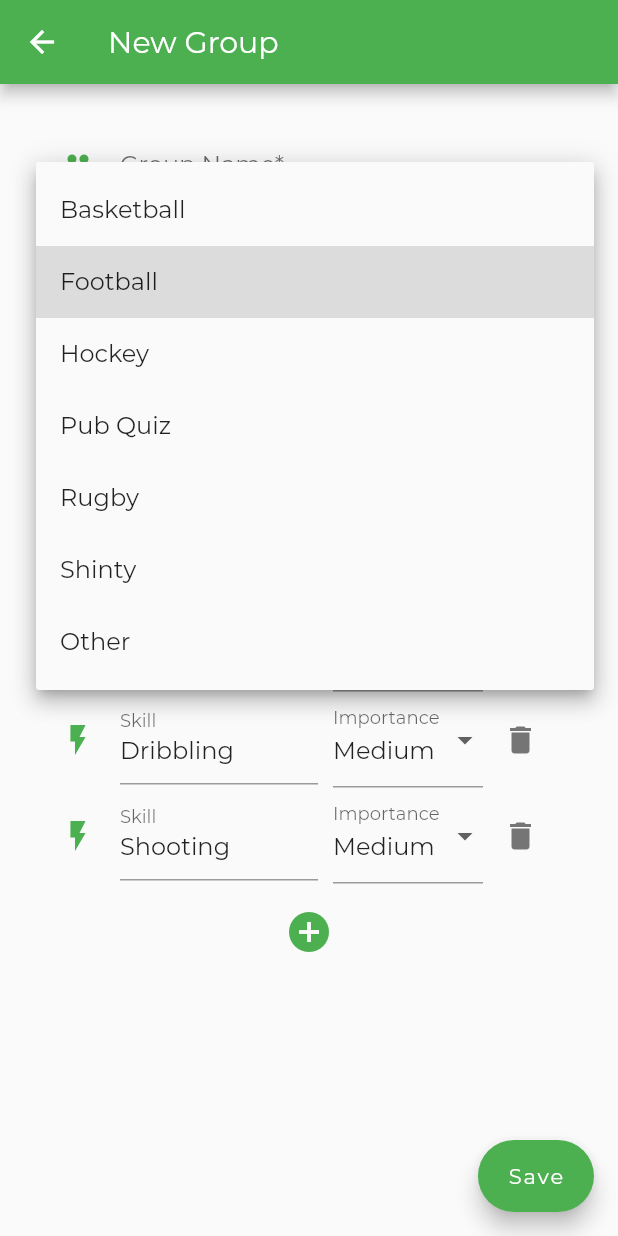
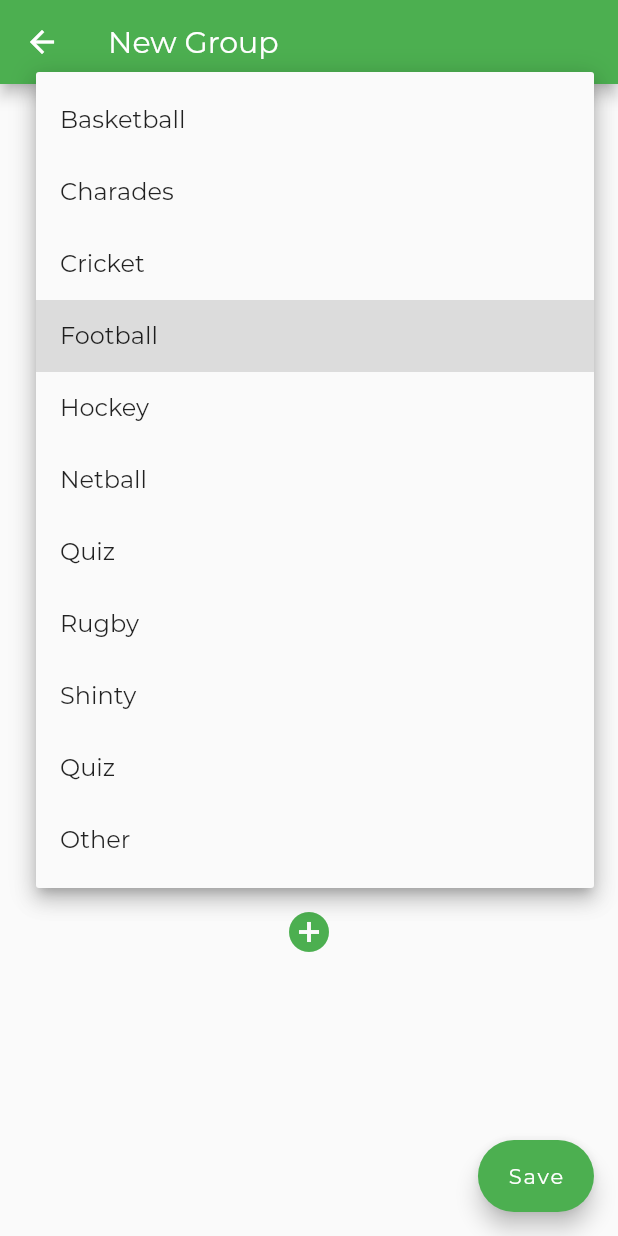
Before and after one commit to jahall/fairteams, a Flutter app: the GroupEdit screen opened directly, after a tap on "Football", on a phone screen of 412 x 824 dp. Run offline on Flutter 3.47's test engine with Material 2 defaults, Android fonts, the light colour scheme and no system bars; our stand-ins replace shared_preferences; accounts and stored records are empty.

Commit message:
More sports!

```diff
--- a/lib/group_edit.dart
+++ b/lib/group_edit.dart
@@ -30,6 +30,16 @@ class _GroupEditState extends State<GroupEdit> {
       Skill(id: '3', name: 'Shooting'),
       Skill(id: '4', name: 'Fitness'),
     ],
+    'charades': [
+      Skill(id: '1', name: 'Acting'),
+      Skill(id: '2', name: 'Guessing'),
+    ],
+    'cricket': [
+      Skill(id: '1', name: 'Batting'),
+      Skill(id: '2', name: 'Bowling'),
+      Skill(id: '3', name: 'Fielding'),
+      Skill(id: '4', name: 'Wicket-keeping'),
+    ],
     'football': [
       Skill(id: '1', name: 'Defending'),
       Skill(id: '2', name: 'Passing'),
@@ -43,14 +53,11 @@ class _GroupEditState extends State<GroupEdit> {
       Skill(id: '3', name: 'Shooting'),
       Skill(id: '4', name: 'Fitness'),
     ],
-    'pub quiz': [
-      Skill(id: '1', name: 'General'),
-      Skill(id: '2', name: 'Geography'),
-      Skill(id: '3', name: 'History'),
-      Skill(id: '4', name: 'Music'),
-      Skill(id: '5', name: 'Pop Culture'),
-      Skill(id: '6', name: 'Science'),
-      Skill(id: '7', name: 'Sport'),
+    'netball': [
+      Skill(id: '1', name: 'Passing'),
+      Skill(id: '2', name: 'Positioning'),
+      Skill(id: '3', name: 'Shooting'),
+      Skill(id: '4', name: 'Fitness'),
     ],
     'rugby': [
       Skill(id: '1', name: 'Passing'),
@@ -65,6 +72,15 @@ class _GroupEditState extends State<GroupEdit> {
       Skill(id: '2', name: 'Hitting'),
       Skill(id: '3', name: 'Tackling'),
       Skill(id: '4', name: 'Fitness'),
+    ],
+    'quiz': [
+      Skill(id: '1', name: 'General'),
+      Skill(id: '2', name: 'Geography'),
+      Skill(id: '3', name: 'History'),
+      Skill(id: '4', name: 'Music'),
+      Skill(id: '5', name: 'Pop Culture'),
+      Skill(id: '6', name: 'Science'),
+      Skill(id: '7', name: 'Sport'),
     ],
     'other': [],
   };
@@ -162,11 +178,15 @@ class _GroupEditState extends State<GroupEdit> {
           ),
           items: <String>[
             'Basketball',
+            'Charades',
+            'Cricket',
             'Football',
             'Hockey',
-            'Pub Quiz',
+            'Netball',
+            'Quiz',
             'Rugby',
             'Shinty',
+            'Quiz',
             'Other',
           ]
               .map((String value) => DropdownMenuItem(
--- a/lib/model.dart
+++ b/lib/model.dart
@@ -211,11 +211,14 @@ class Group {
   Icon icon({Color? color}) {
     IconData? iconData = {
       'basketball': Icons.sports_basketball,
+      'charades': Icons.theater_comedy,
+      'cricket': Icons.sports_cricket,
       'football': Icons.sports_soccer,
       'hockey': Icons.sports_hockey,
-      'pub quiz': Icons.wine_bar,
+      'netball': Icons.sports_basketball,
       'rugby': Icons.sports_rugby,
       'shinty': Icons.sports_hockey,
+      'quiz': Icons.quiz,
       'other': Icons.circle,
     }[sport.toLowerCase()];
     if (color != null) {
```
